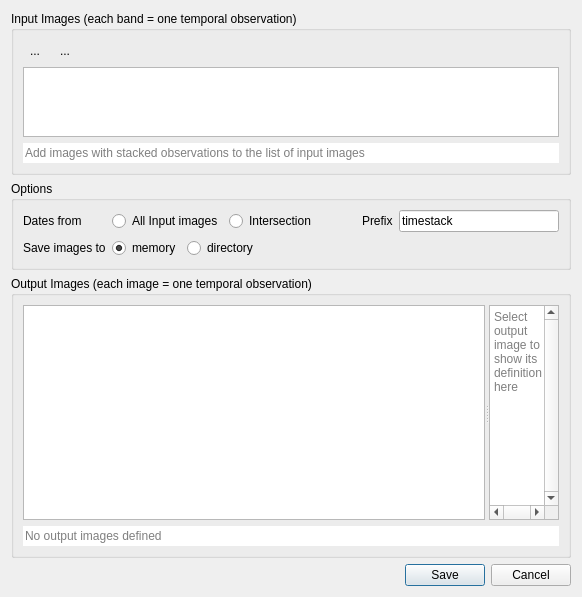
First picture: the form in timeseriesviewer/ui/stackedinputdatadialog.ui, repository jakimowb/eo-time-series-viewer, before the edit.
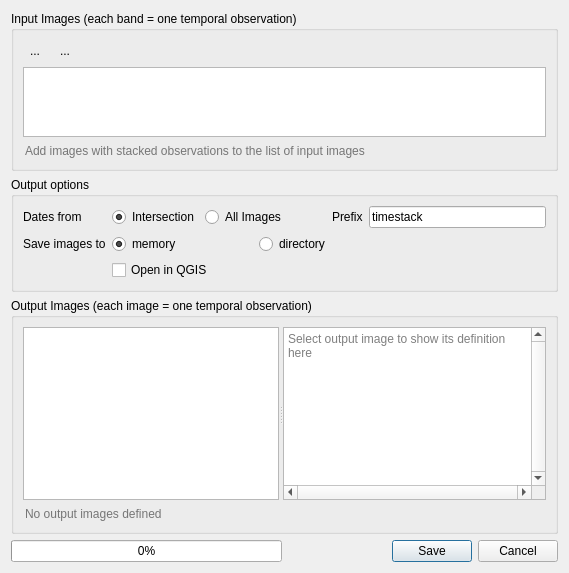
Second picture: the form after the edit. Icons and pictures are not drawn. Custom widgets are drawn as their Qt base class.

Commit message: solved Issue #68 (Import of temporal band stacks) utils.py createQgsField extended to other types of numpy floats timeseries.py fixed verifyInputImage

Patch:
```diff
--- a/timeseriesviewer/ui/stackedinputdatadialog.ui
+++ b/timeseriesviewer/ui/stackedinputdatadialog.ui
@@ -6,8 +6,8 @@
    <rect>
     <x>0</x>
     <y>0</y>
-    <width>582</width>
-    <height>597</height>
+    <width>569</width>
+    <height>573</height>
    </rect>
   </property>
   <property name="windowTitle">
@@ -83,6 +83,9 @@
         <property name="autoFillBackground">
          <bool>false</bool>
         </property>
+        <property name="styleSheet">
+         <string notr="true">background-color: transparent;</string>
+        </property>
         <property name="text">
          <string/>
         </property>
@@ -101,51 +104,98 @@
     </widget>
    </item>
    <item>
-    <widget class="QGroupBox" name="groupBox">
-     <property name="sizePolicy">
-      <sizepolicy hsizetype="Preferred" vsizetype="Preferred">
-       <horstretch>0</horstretch>
-       <verstretch>0</verstretch>
-      </sizepolicy>
-     </property>
-     <property name="minimumSize">
-      <size>
-       <width>0</width>
-       <height>50</height>
-      </size>
-     </property>
+    <widget class="QgsCollapsibleGroupBox" name="mGroupBox">
      <property name="title">
-      <string>Options</string>
+      <string>Output options</string>
      </property>
-     <layout class="QGridLayout" name="gridLayout">
-      <item row="0" column="0" rowspan="2">
-       <widget class="QLabel" name="label">
-        <property name="text">
-         <string>Dates from</string>
-        </property>
-       </widget>
-      </item>
-      <item row="0" column="4" rowspan="2">
+     <property name="collapsed">
+      <bool>false</bool>
+     </property>
+     <layout class="QGridLayout" name="gridLayout_2">
+      <item row="0" column="3">
        <widget class="QLineEdit" name="tbFilePrefix">
         <property name="text">
          <string>timestack</string>
         </property>
        </widget>
       </item>
-      <item row="0" column="1" rowspan="2" colspan="2">
+      <item row="0" column="0">
+       <widget class="QLabel" name="label">
+        <property name="text">
+         <string>Dates from</string>
+        </property>
+       </widget>
+      </item>
+      <item row="1" column="0">
+       <widget class="QLabel" name="label_5">
+        <property name="text">
+         <string>Save images to</string>
+        </property>
+       </widget>
+      </item>
+      <item row="1" column="1" colspan="3">
+       <layout class="QHBoxLayout" name="horizontalLayout_4">
+        <property name="topMargin">
+         <number>0</number>
+        </property>
+        <item>
+         <widget class="QRadioButton" name="rbSaveInMemory">
+          <property name="text">
+           <string>memory</string>
+          </property>
+          <property name="checked">
+           <bool>true</bool>
+          </property>
+          <attribute name="buttonGroup">
+           <string notr="true">buttonGroupOutputLocation</string>
+          </attribute>
+         </widget>
+        </item>
+        <item>
+         <widget class="QRadioButton" name="rbSaveInDirectory">
+          <property name="text">
+           <string>directory</string>
+          </property>
+          <attribute name="buttonGroup">
+           <string notr="true">buttonGroupOutputLocation</string>
+          </attribute>
+         </widget>
+        </item>
+        <item>
+         <widget class="QgsFileWidget" name="fileWidgetOutputDir">
+          <property name="enabled">
+           <bool>false</bool>
+          </property>
+          <property name="dialogTitle">
+           <string>Select output directory</string>
+          </property>
+         </widget>
+        </item>
+       </layout>
+      </item>
+      <item row="0" column="1">
        <layout class="QHBoxLayout" name="horizontalLayout_2">
         <item>
-         <widget class="QRadioButton" name="radioButton_4">
-          <property name="text">
-           <string>All Input images</string>
-          </property>
-         </widget>
-        </item>
-        <item>
-         <widget class="QRadioButton" name="radioButton_3">
+         <widget class="QRadioButton" name="rbDatesIntersection">
           <property name="text">
            <string>Intersection</string>
           </property>
+          <property name="checked">
+           <bool>true</bool>
+          </property>
+          <attribute name="buttonGroup">
+           <string notr="true">buttonGroupDateMode</string>
+          </attribute>
+         </widget>
+        </item>
+        <item>
+         <widget class="QRadioButton" name="rbDatesAll">
+          <property name="text">
+           <string>All Images</string>
+          </property>
+          <attribute name="buttonGroup">
+           <string notr="true">buttonGroupDateMode</string>
+          </attribute>
          </widget>
         </item>
         <item>
@@ -163,61 +213,17 @@
         </item>
        </layout>
       </item>
-      <item row="0" column="3" rowspan="2">
+      <item row="0" column="2">
        <widget class="QLabel" name="label_6">
         <property name="text">
          <string>Prefix</string>
         </property>
        </widget>
       </item>
-      <item row="2" column="1" colspan="2">
-       <layout class="QHBoxLayout" name="horizontalLayout_4">
-        <property name="topMargin">
-         <number>0</number>
-        </property>
-        <item>
-         <widget class="QRadioButton" name="radioButton_2">
-          <property name="text">
-           <string>memory</string>
-          </property>
-          <property name="checked">
-           <bool>true</bool>
-          </property>
-         </widget>
-        </item>
-        <item>
-         <widget class="QRadioButton" name="radioButton">
-          <property name="text">
-           <string>directory</string>
-          </property>
-         </widget>
-        </item>
-        <item>
-         <widget class="QgsFileWidget" name="fileWidgetOutputdir" native="true">
-          <property name="dialogTitle" stdset="0">
-           <string>Select output directory</string>
-          </property>
-         </widget>
-        </item>
-        <item>
-         <spacer name="horizontalSpacer_3">
-          <property name="orientation">
-           <enum>Qt::Horizontal</enum>
-          </property>
-          <property name="sizeHint" stdset="0">
-           <size>
-            <width>40</width>
-            <height>20</height>
-           </size>
-          </property>
-         </spacer>
-        </item>
-       </layout>
-      </item>
-      <item row="2" column="0">
-       <widget class="QLabel" name="label_5">
+      <item row="2" column="1">
+       <widget class="QCheckBox" name="cbOpenInQGIS">
         <property name="text">
-         <string>Save images to</string>
+         <string>Open in QGIS</string>
         </property>
        </widget>
       </item>
@@ -229,7 +235,7 @@
      <property name="sizePolicy">
       <sizepolicy hsizetype="Preferred" vsizetype="Preferred">
        <horstretch>0</horstretch>
-       <verstretch>3</verstretch>
+       <verstretch>2</verstretch>
       </sizepolicy>
      </property>
      <property name="title">
@@ -243,7 +249,7 @@
        <widget class="QSplitter" name="splitter">
         <property name="sizePolicy">
          <sizepolicy hsizetype="Expanding" vsizetype="Preferred">
-          <horstretch>1</horstretch>
+          <horstretch>0</horstretch>
           <verstretch>0</verstretch>
          </sizepolicy>
         </property>
@@ -253,7 +259,7 @@
         <widget class="QTableView" name="tableViewOutputImages">
          <property name="sizePolicy">
           <sizepolicy hsizetype="Expanding" vsizetype="Expanding">
-           <horstretch>3</horstretch>
+           <horstretch>0</horstretch>
            <verstretch>0</verstretch>
           </sizepolicy>
          </property>
@@ -261,7 +267,7 @@
         <widget class="QPlainTextEdit" name="tbXMLPreview">
          <property name="sizePolicy">
           <sizepolicy hsizetype="Expanding" vsizetype="Expanding">
-           <horstretch>1</horstretch>
+           <horstretch>2</horstretch>
            <verstretch>0</verstretch>
           </sizepolicy>
          </property>
@@ -274,6 +280,12 @@
          <property name="sizeAdjustPolicy">
           <enum>QAbstractScrollArea::AdjustToContents</enum>
          </property>
+         <property name="lineWrapMode">
+          <enum>QPlainTextEdit::NoWrap</enum>
+         </property>
+         <property name="readOnly">
+          <bool>true</bool>
+         </property>
          <property name="placeholderText">
           <string>Select output image to show its definition here</string>
          </property>
@@ -285,6 +297,9 @@
         <property name="autoFillBackground">
          <bool>false</bool>
         </property>
+        <property name="styleSheet">
+         <string notr="true">background-color:transparent;</string>
+        </property>
         <property name="text">
          <string/>
         </property>
@@ -316,14 +331,37 @@
     </spacer>
    </item>
    <item>
-    <widget class="QDialogButtonBox" name="buttonBox">
-     <property name="orientation">
-      <enum>Qt::Horizontal</enum>
+    <layout class="QHBoxLayout" name="horizontalLayout_3">
+     <property name="topMargin">
+      <number>0</number>
      </property>
-     <property name="standardButtons">
-      <set>QDialogButtonBox::Cancel|QDialogButtonBox::Save</set>
-     </property>
-    </widget>
+     <item>
+      <widget class="QProgressBar" name="progressBar">
+       <property name="value">
+        <number>0</number>
+       </property>
+      </widget>
+     </item>
+     <item>
+      <widget class="QDialogButtonBox" name="buttonBox">
+       <property name="sizePolicy">
+        <sizepolicy hsizetype="Expanding" vsizetype="Preferred">
+         <horstretch>0</horstretch>
+         <verstretch>0</verstretch>
+        </sizepolicy>
+       </property>
+       <property name="orientation">
+        <enum>Qt::Horizontal</enum>
+       </property>
+       <property name="standardButtons">
+        <set>QDialogButtonBox::Cancel|QDialogButtonBox::Save</set>
+       </property>
+       <property name="centerButtons">
+        <bool>false</bool>
+       </property>
+      </widget>
+     </item>
+    </layout>
    </item>
   </layout>
   <action name="actionAddSourceStack">
```
Left out of the diff: 31 changed lines with no effect on the pictures. The commit also changes 8 other files.
